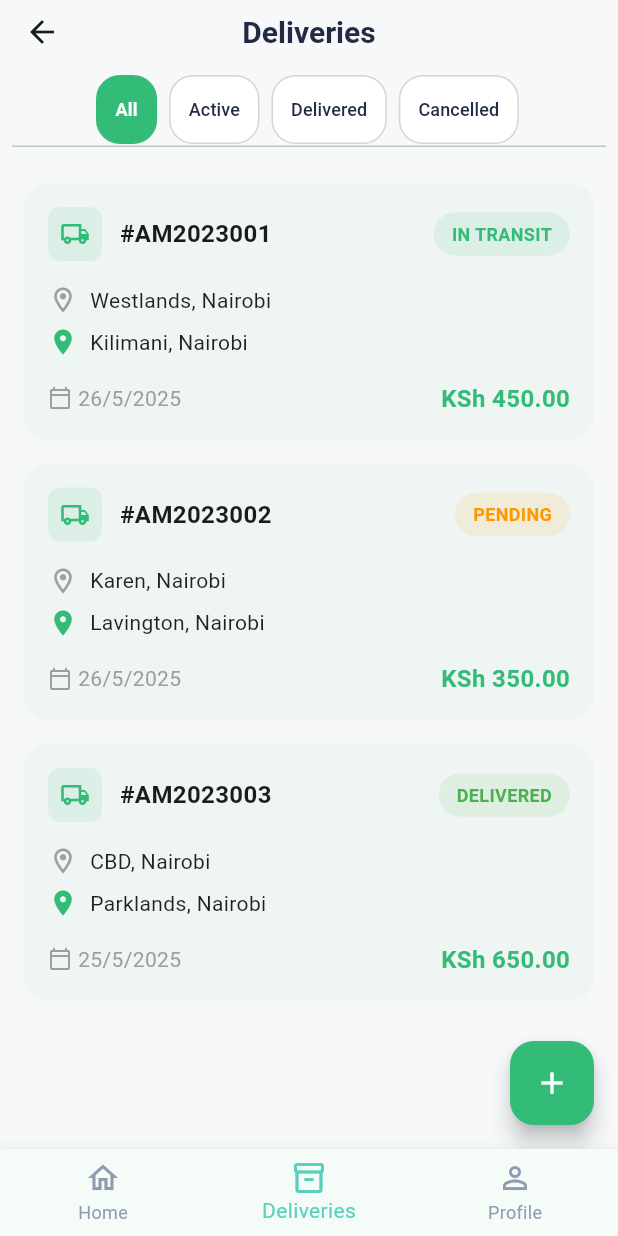
After one commit to jjibrah/AmanahMvp, a Flutter app: the HomeLayout screen opened by its route, item 2 of the bottom bar chosen, on a phone screen of 412 x 824 dp. The commit adds this screen. Run offline on Flutter 3.47's test engine with Material 3 defaults, Android fonts, the phone set to English and light mode, and no system bars; our stand-ins replace supabase_flutter; accounts and stored records are empty; network calls fail.

Commit message:
otp UI and deliveries page UI

```diff
--- /dev/null
+++ b/lib/deliveries.dart
@@ -0,0 +1,333 @@
+import 'package:flutter/material.dart';
+
+class DeliveryStatus {
+  static const String inTransit = 'IN TRANSIT';
+  static const String pending = 'PENDING';
+  static const String delivered = 'DELIVERED';
+  static const String cancelled = 'CANCELLED';
+}
+
+class Delivery {
+  final String id;
+  final String pickupLocation;
+  final String dropoffLocation;
+  final DateTime date;
+  final double amount;
+  final String status;
+
+  Delivery({
+    required this.id,
+    required this.pickupLocation,
+    required this.dropoffLocation,
+    required this.date,
+    required this.amount,
+    required this.status,
+  });
+}
+
+class DeliveriesPage extends StatefulWidget {
+  const DeliveriesPage({Key? key}) : super(key: key);
+
+  @override
+  State<DeliveriesPage> createState() => _DeliveriesPageState();
+}
+
+class _DeliveriesPageState extends State<DeliveriesPage> with SingleTickerProviderStateMixin {
+  late TabController _tabController;
+  int _selectedIndex = 0;  // Add this to track selected tab
+
+  // Sample data - replace with actual data from your backend
+  final List<Delivery> _deliveries = [
+    Delivery(
+      id: 'AM2023001',
+      pickupLocation: 'Westlands, Nairobi',
+      dropoffLocation: 'Kilimani, Nairobi',
+      date: DateTime(2025, 5, 26),
+      amount: 450.00,
+      status: DeliveryStatus.inTransit,
+    ),
+    Delivery(
+      id: 'AM2023002',
+      pickupLocation: 'Karen, Nairobi',
+      dropoffLocation: 'Lavington, Nairobi',
+      date: DateTime(2025, 5, 26),
+      amount: 350.00,
+      status: DeliveryStatus.pending,
+    ),
+    Delivery(
+      id: 'AM2023003',
+      pickupLocation: 'CBD, Nairobi',
+      dropoffLocation: 'Parklands, Nairobi',
+      date: DateTime(2025, 5, 25),
+      amount: 650.00,
+      status: DeliveryStatus.delivered,
+    ),
+  ];
+
+  @override
+  void initState() {
+    super.initState();
+    _tabController = TabController(length: 4, vsync: this);
+    _tabController.addListener(() {
+      if (!_tabController.indexIsChanging) {
+        setState(() {
+          _selectedIndex = _tabController.index;
+        });
+      }
+    });
+  }
+
+  @override
+  void dispose() {
+    _tabController.dispose();
+    super.dispose();
+  }
+
+  Color _getStatusColor(String status) {
+    switch (status) {
+      case DeliveryStatus.inTransit:
+        return const Color.fromARGB(255, 51, 187, 120);
+      case DeliveryStatus.pending:
+        return Colors.orange;
+      case DeliveryStatus.delivered:
+        return Colors.green;
+      case DeliveryStatus.cancelled:
+        return Colors.grey;
+      default:
+        return Colors.grey;
+    }
+  }
+
+  List<Delivery> _getFilteredDeliveries(String filter) {
+    if (filter == 'All') return _deliveries;
+    return _deliveries.where((delivery) =>
+      delivery.status == filter.toUpperCase()).toList();
+  }
+
+  static const Color emerald = Color.fromARGB(255, 51, 187, 120);
+  static const Color backgroundWhite = Color(0xFFF7F8FA);
+  static const Color textPrimary = Color(0xFF222B45);
+
+  @override
+  Widget build(BuildContext context) {
+    return Scaffold(
+      backgroundColor: backgroundWhite,
+      appBar: AppBar(
+        title: const Text(
+          'Deliveries',
+          style: TextStyle(
+            color: textPrimary,
+            fontWeight: FontWeight.w600,
+            fontSize: 20,
+          ),
+        ),
+        centerTitle: true,
+        backgroundColor: backgroundWhite,
+        elevation: 0,
+        bottom: PreferredSize(
+          preferredSize: const Size.fromHeight(50),
+          child: Container(
+            padding: const EdgeInsets.symmetric(horizontal: 8, vertical: 8),
+            child: TabBar(
+              controller: _tabController,
+              isScrollable: true,
+              padding: EdgeInsets.zero,
+              labelPadding: const EdgeInsets.symmetric(horizontal: 4),
+              indicatorColor: Colors.transparent,
+              labelColor: Colors.white,
+              unselectedLabelColor: textPrimary,
+              indicator: null,
+              tabs: [
+                _buildTab('All', 0),
+                _buildTab('Active', 1),
+                _buildTab('Delivered', 2),
+                _buildTab('Cancelled', 3),
+              ],
+            ),
+          ),
+        ),
+      ),
+      body: TabBarView(
+        controller: _tabController,
+        children: [
+          _buildDeliveryList('All'),
+          _buildDeliveryList('In Transit'),
+          _buildDeliveryList('Delivered'),
+          _buildDeliveryList('Cancelled'),
+        ],
+      ),
+      floatingActionButton: FloatingActionButton(
+        onPressed: () {
+          // TODO: Implement new delivery creation
+        },
+        backgroundColor: const Color.fromARGB(255, 51, 187, 120),
+        child: const Icon(Icons.add, color: Colors.white),
+      ),
+    );
+  }
+
+  Widget _buildDeliveryList(String filter) {
+    final filteredDeliveries = _getFilteredDeliveries(filter);
+    return ListView.builder(
+      padding: const EdgeInsets.all(16),
+      itemCount: filteredDeliveries.length,
+      itemBuilder: (context, index) {
+        final delivery = filteredDeliveries[index];
+        return Card(
+          margin: const EdgeInsets.only(bottom: 16),
+          elevation: 2,
+          shadowColor: Colors.black.withOpacity(0.03),
+          shape: RoundedRectangleBorder(
+            borderRadius: BorderRadius.circular(16),
+          ),
+          child: Padding(
+            padding: const EdgeInsets.all(16),
+            child: Column(
+              crossAxisAlignment: CrossAxisAlignment.start,
+              children: [
+                Row(
+                  children: [
+                    Container(
+                      padding: const EdgeInsets.all(8),
+                      decoration: BoxDecoration(
+                        color: const Color.fromARGB(255, 51, 187, 120).withOpacity(0.1),
+                        borderRadius: BorderRadius.circular(8),
+                      ),
+                      child: Icon(
+                        Icons.local_shipping_outlined,
+                        color: const Color.fromARGB(255, 51, 187, 120),
+                        size: 20,
+                      ),
+                    ),
+                    const SizedBox(width: 12),
+                    Text(
+                      '#${delivery.id}',
+                      style: const TextStyle(
+                        fontSize: 16,
+                        fontWeight: FontWeight.w600,
+                      ),
+                    ),
+                    const Spacer(),
+                    Container(
+                      padding: const EdgeInsets.symmetric(
+                        horizontal: 12,
+                        vertical: 6,
+                      ),
+                      decoration: BoxDecoration(
+                        color: _getStatusColor(delivery.status).withOpacity(0.1),
+                        borderRadius: BorderRadius.circular(16),
+                      ),
+                      child: Text(
+                        delivery.status,
+                        style: TextStyle(
+                          color: _getStatusColor(delivery.status),
+                          fontSize: 12,
+                          fontWeight: FontWeight.w600,
+                        ),
+                      ),
+                    ),
+                  ],
+                ),
+                const SizedBox(height: 16),
+                Row(
+                  children: [
+                    const Icon(
+                      Icons.location_on_outlined,
+                      size: 20,
+                      color: Colors.grey,
+                    ),
+                    const SizedBox(width: 8),
+                    Text(
+                      delivery.pickupLocation,
+                      style: const TextStyle(
+                        color: Colors.black87,
+                        fontSize: 14,
+                      ),
+                    ),
+                  ],
+                ),
+                const SizedBox(height: 8),
+                Row(
+                  children: [
+                    const Icon(
+                      Icons.location_on,
+                      size: 20,
+                      color: Color.fromARGB(255, 51, 187, 120),
+                    ),
+                    const SizedBox(width: 8),
+                    Text(
+                      delivery.dropoffLocation,
+                      style: const TextStyle(
+                        color: Colors.black87,
+                        fontSize: 14,
+                      ),
+                    ),
+                  ],
+                ),
+                const SizedBox(height: 16),
+                Row(
+                  mainAxisAlignment: MainAxisAlignment.spaceBetween,
+                  children: [
+                    Row(
+                      children: [
+                        const Icon(
+                          Icons.calendar_today_outlined,
+                          size: 16,
+                          color: Colors.grey,
+                        ),
+                        const SizedBox(width: 4),
+                        Text(
+                          '${delivery.date.day}/${delivery.date.month}/${delivery.date.year}',
+                          style: const TextStyle(
+                            color: Colors.grey,
+                            fontSize: 14,
+                          ),
+                        ),
+                      ],
+                    ),
+                    Text(
+                      'KSh ${delivery.amount.toStringAsFixed(2)}',
+                      style: const TextStyle(
+                        color: Color.fromARGB(255, 51, 187, 120),
+                        fontSize: 16,
+                        fontWeight: FontWeight.w600,
+                      ),
+                    ),
+                  ],
+                ),
+              ],
+            ),
+          ),
+        );
+      },
+    );
+  }
+
+  Widget _buildTab(String text, int index) {
+    return Tab(
+      child: IntrinsicWidth(
+        child: Container(
+          padding: const EdgeInsets.symmetric(horizontal: 12, vertical: 4),
+          decoration: BoxDecoration(
+            color: _tabController.index == index ? const Color.fromARGB(255, 51, 187, 120) : Colors.white,
+            borderRadius: BorderRadius.circular(16),
+            border: Border.all(
+              color: _tabController.index == index ? const Color.fromARGB(255, 51, 187, 120) : textPrimary.withOpacity(0.2),
+              width: 1,
+            ),
+          ),
+          child: Center(
+            child: Text(
+              text,
+              style: TextStyle(
+                fontSize: 12,
+                fontWeight: _tabController.index == index ? FontWeight.w600 : FontWeight.w500,
+                color: _tabController.index == index ? Colors.white : textPrimary,
+              ),
+            ),
+          ),
+        ),
+      ),
+    );
+  }
+}
--- /dev/null
+++ b/lib/home_layout.dart
@@ -0,0 +1,56 @@
+import 'package:flutter/material.dart';
+import 'profile.dart';
+import 'deliveries.dart';
+
+class HomeLayout extends StatefulWidget {
+  const HomeLayout({Key? key}) : super(key: key);
+
+  @override
+  State<HomeLayout> createState() => _HomeLayoutState();
+}
+
+class _HomeLayoutState extends State<HomeLayout> {
+  int _currentIndex = 0;
+  static const Color emerald = Color.fromARGB(255, 87, 208, 192);
+  static const Color textSecondary = Color(0xFF8F9BB3);
+
+  final List<Widget> _pages = [
+    const Placeholder(), // TODO: Replace with actual home page
+    const DeliveriesPage(),
+    const ProfilePage(),
+  ];
+
+  @override
+  Widget build(BuildContext context) {
+    return Scaffold(
+      body: IndexedStack(
+        index: _currentIndex,
+        children: _pages,
+      ),
+      bottomNavigationBar: BottomNavigationBar(
+        currentIndex: _currentIndex,
+        onTap: (index) {
+          setState(() {
+            _currentIndex = index;
+          });
+        },
+        selectedItemColor: emerald,
+        unselectedItemColor: textSecondary,
+        items: const [
+          BottomNavigationBarItem(
+            icon: Icon(Icons.home_outlined),
+            label: 'Home',
+          ),
+          BottomNavigationBarItem(
+            icon: Icon(Icons.inventory_2_outlined),
+            label: 'Deliveries',
+          ),
+          BottomNavigationBarItem(
+            icon: Icon(Icons.person_outline),
+            label: 'Profile',
+          ),
+        ],
+      ),
+    );
+  }
+}
--- a/lib/main.dart
+++ b/lib/main.dart
@@ -1,6 +1,6 @@
 import 'package:flutter/material.dart';
 import 'package:supabase_flutter/supabase_flutter.dart';
-import 'profile.dart';
+import 'home_layout.dart';
 import 'splash.dart';
 import 'signup.dart';
 
@@ -9,7 +9,7 @@ void main() {
 }
 
 class MyApp extends StatelessWidget {
-  static const Color emerald = Color.fromARGB(129, 60, 232, 51);
+  static const Color emerald = Color(0xFF00BFA5);
   const MyApp({super.key});
 
   @override
@@ -21,6 +21,10 @@ class MyApp extends StatelessWidget {
         useMaterial3: true,
       ),
       home: const SplashPage(),
+      routes: {
+        '/home': (context) => const HomeLayout(),
+        '/signup': (context) => const SignupPage(),
+      },
     );
   }
 }
```
Also changed, not shown: lib/pages/otp_verification_page.dart (added, +121 -0 lines), lib/profile.dart (+0 -12 lines), lib/signup.dart (+37 -17 lines), lib/splash.dart (+2 -5 lines), 1 other file.
